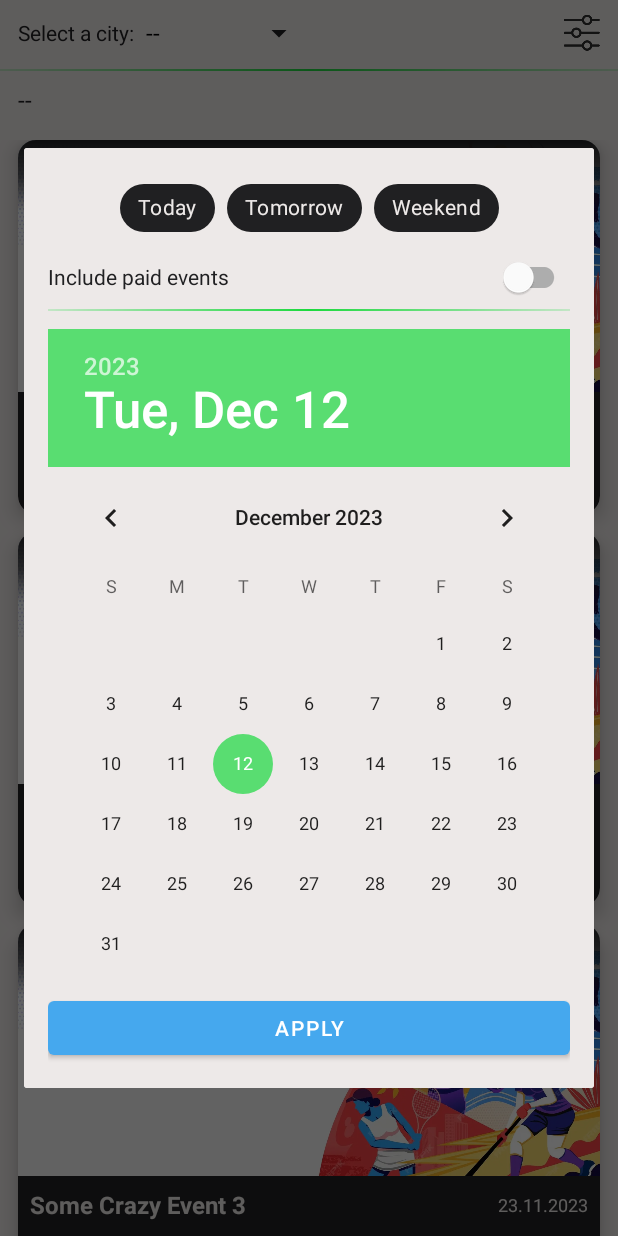
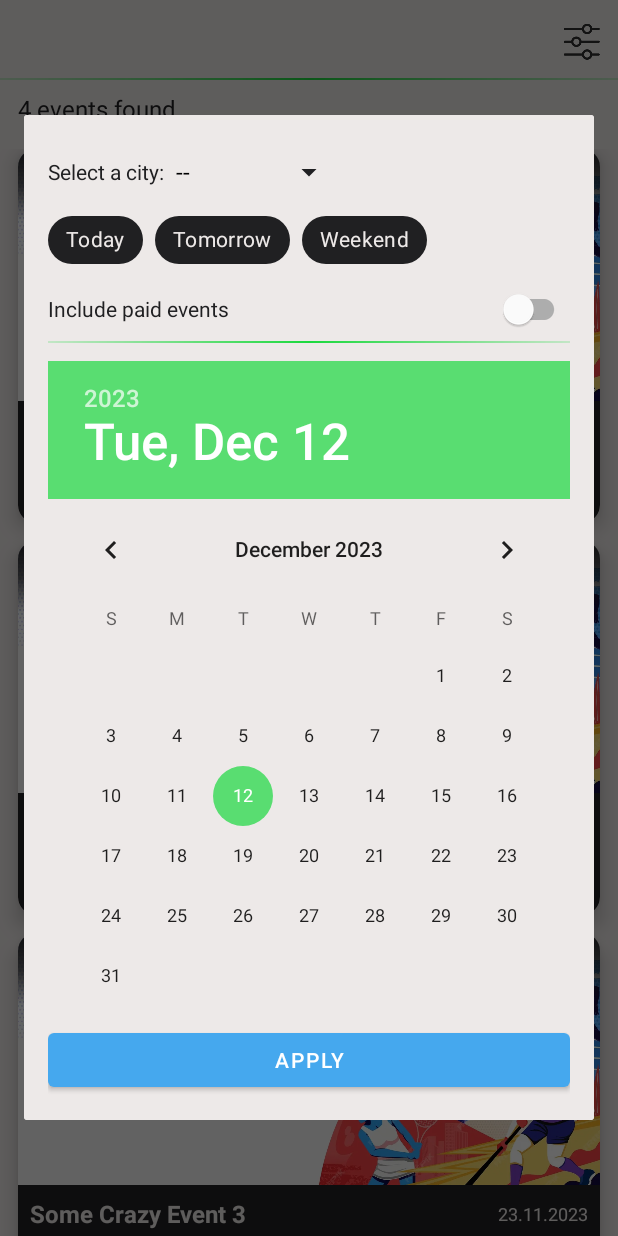
Before and after one commit to asiljan/IstriaEvents, an Android app: the fragment ExploreFragment shown on its own in the app's theme, after a tap on an icon or button, on a phone screen of 412 x 824 dp. Run offline under Robolectric (Android 15) with nearby library versions, the light colour scheme and no system bars; our stand-ins replace Dagger/Hilt's generated code.

Commit message:
Update filter dialog fragment

```diff
--- a/app/src/main/java/com/siljan/istriaevents/ui/explore/ExploreFragment.kt
+++ b/app/src/main/java/com/siljan/istriaevents/ui/explore/ExploreFragment.kt
@@ -1,15 +1,19 @@
 package com.siljan.istriaevents.ui.explore
 
+import android.content.Context
+import android.content.res.ColorStateList
 import android.os.Bundle
 import android.view.LayoutInflater
 import android.view.View
 import android.view.ViewGroup
-import android.widget.AdapterView
-import android.widget.AdapterView.OnItemSelectedListener
-import android.widget.ArrayAdapter
 import android.widget.Toast
+import androidx.constraintlayout.widget.ConstraintLayout
+import androidx.core.content.ContextCompat
+import androidx.core.view.updateLayoutParams
 import androidx.fragment.app.Fragment
 import androidx.lifecycle.ViewModelProvider
+import com.google.android.material.chip.Chip
+import com.google.android.material.chip.ChipDrawable
 import com.siljan.domain.models.Event
 import com.siljan.istriaevents.R
 import com.siljan.istriaevents.common.BaseView
@@ -22,7 +26,7 @@ import com.siljan.istriaevents.ui.models.EventsFilter
 import dagger.hilt.android.AndroidEntryPoint
 
 @AndroidEntryPoint
-class ExploreFragment : Fragment(), OnItemSelectedListener, EventsAdapter.EventItemClick,
+class ExploreFragment : Fragment(), EventsAdapter.EventItemClick,
     FilterEventsDialogFragment.EventsDialogListener, BaseView<EventsIntent, EventsUIState> {
 
     private var _binding: FragmentExploreBinding? = null
@@ -42,8 +46,6 @@ class ExploreFragment : Fragment(), OnItemSelectedListener, EventsAdapter.EventI
 
         viewModel = ViewModelProvider(this)[EventsViewModel::class.java]
 
-        binding.exploreCityFilterSpinner.onItemSelectedListener = this
-
         return binding.root
     }
 
@@ -54,17 +56,15 @@ class ExploreFragment : Fragment(), OnItemSelectedListener, EventsAdapter.EventI
             FilterEventsDialogFragment().show(childFragmentManager, "filter_dialog")
         }
 
-        ArrayAdapter.createFromResource(
-            requireContext(),
-            R.array.explore_cities_input,
-            R.layout.spinner_item
-        ).apply {
-            setDropDownViewResource(R.layout.spinner_dropdown_item)
-            binding.exploreCityFilterSpinner.adapter = this
+        binding.filterEventsClearFilters.setOnClickListener {
+            binding.exploreEventsSelectedFiltersGroup.removeAllViews()
+            binding.exploreCitiesHorizontalDivider.updateLayoutParams<ConstraintLayout.LayoutParams> {
+                topToBottom = binding.filterEventsBtnFilter.id
+            }
+            viewModel.processIntent(EventsIntent.FetchAllEvents)
+            binding.filterEventsBtnFilter.visibility = View.VISIBLE
+            it.visibility = View.GONE
         }
-
-//            binding.exploreCityFilterSpinner.setSelection(0)
-//            binding.exploreCitiesChipsFilterGroup.clearCheck()
 
         binding.exploreEventsList.adapter = exploreEventsAdapter
 
@@ -74,29 +74,31 @@ class ExploreFragment : Fragment(), OnItemSelectedListener, EventsAdapter.EventI
     }
 
     override fun onConfirmClicked(filter: EventsFilter) {
+        if (filter.cityName.isNotEmpty())
+            binding.exploreEventsSelectedFiltersGroup.addView(
+                createChip(
+                    requireContext(),
+                    filter.cityName
+                )
+            )
+
+        binding.exploreEventsSelectedFiltersGroup.addView(
+            createChip(requireContext(), filter.date.value)
+        )
+
+        binding.exploreCitiesHorizontalDivider.updateLayoutParams<ConstraintLayout.LayoutParams> {
+            topToBottom = binding.filterEventsClearFilters.id
+        }
+
+        binding.filterEventsBtnFilter.visibility = View.GONE
+        binding.filterEventsClearFilters.visibility = View.VISIBLE
+
         viewModel.processIntent(EventsIntent.FetchEvents(filter))
     }
 
     override fun onDestroyView() {
         super.onDestroyView()
-        binding.exploreCityFilterSpinner.onItemSelectedListener = null
         _binding = null
-    }
-
-    /**
-     * Spinner callback which triggers when one of the possible entries are selected
-     */
-    override fun onItemSelected(
-        p0: AdapterView<*>?,
-        selectedItemView: View?,
-        position: Int,
-        id: Long
-    ) {
-        //TODO move spinner to the DialogFragment
-//        val citySelected = binding.exploreCityFilterSpinner.selectedItem
-    }
-
-    override fun onNothingSelected(p0: AdapterView<*>?) {
     }
 
     override fun onItemClicked(event: Event) {
@@ -110,16 +112,28 @@ class ExploreFragment : Fragment(), OnItemSelectedListener, EventsAdapter.EventI
     override fun render(state: EventsUIState) {
         when (state) {
             is EventsUIState.EventsFetched -> {
-                binding.exploreIndeterminateBar.visibility = View.GONE
-                exploreEventsAdapter.updateDataSet(state.data)
+                with(binding) {
+                    exploreIndeterminateBar.visibility = View.GONE
+                    exploreCitiesFilterResultsLabel.text = String.format(getString(R.string.events_label_found_events), state.data.size)
+                    exploreEventsAdapter.updateDataSet(state.data)
+                }
             }
 
             EventsUIState.EventsFetching -> binding.exploreIndeterminateBar.visibility =
                 View.VISIBLE
 
             EventsUIState.EventsFetchingError -> {
-                binding.exploreIndeterminateBar.visibility = View.GONE
+                with(binding) {
+                    exploreCitiesFilterResultsLabel.text = "--"
+                    exploreIndeterminateBar.visibility = View.GONE
+                }
             }
         }
     }
+
+    private fun createChip(context: Context, chipName: String): Chip = Chip(context).apply {
+        text = chipName
+        chipBackgroundColor =
+            ColorStateList.valueOf(ContextCompat.getColor(context, R.color.green_secondary))
+    }
 }
--- a/app/src/main/java/com/siljan/istriaevents/ui/explore/FilterEventsDialogFragment.kt
+++ b/app/src/main/java/com/siljan/istriaevents/ui/explore/FilterEventsDialogFragment.kt
@@ -5,6 +5,7 @@ import android.os.Bundle
 import android.view.LayoutInflater
 import android.view.View
 import android.view.ViewGroup
+import android.widget.ArrayAdapter
 import androidx.fragment.app.DialogFragment
 import com.google.android.material.chip.Chip
 import com.google.android.material.datepicker.CalendarConstraints
@@ -48,15 +49,28 @@ class FilterEventsDialogFragment : DialogFragment(R.layout.dialog_filter_events)
             else
                 EventsFilter.DateFilter.getFilter(chipDate)
 
+            var selectedCity = binding.filterEventsCityFilterSpinner.selectedItem.toString()
+            if(selectedCity == "--") selectedCity = ""
 
             listener?.onConfirmClicked(
                 EventsFilter(
                     cityId = "123",
+                    cityName = selectedCity,
                     includePaidEvents = false,
                     date = dateFilter
                 )
             )
             this.dismiss()
+        }
+
+        //TODO custom array adapter for data model class with city name and city ID fetched from the firebase
+        ArrayAdapter.createFromResource(
+            requireContext(),
+            R.array.explore_cities_input,
+            R.layout.spinner_item
+        ).apply {
+            setDropDownViewResource(R.layout.spinner_dropdown_item)
+            binding.filterEventsCityFilterSpinner.adapter = this
         }
     }
 
--- a/app/src/main/java/com/siljan/istriaevents/ui/models/EventsFilter.kt
+++ b/app/src/main/java/com/siljan/istriaevents/ui/models/EventsFilter.kt
@@ -2,6 +2,7 @@ package com.siljan.istriaevents.ui.models
 
 data class EventsFilter(
     val cityId: String,
+    val cityName: String,
     val includePaidEvents: Boolean,
     val date: DateFilter
 ) {
--- a/app/src/main/res/layout/dialog_filter_events.xml
+++ b/app/src/main/res/layout/dialog_filter_events.xml
@@ -6,13 +6,37 @@
     android:background="@color/dirt_white"
     android:padding="@dimen/four_unit">
 
+    <TextView
+        android:id="@+id/filterEventsCityFilerLabel"
+        android:layout_width="wrap_content"
+        android:layout_height="wrap_content"
+        android:layout_marginTop="@dimen/three_unit"
+        android:text="Select a city:"
+        android:textColor="@color/woodsmoke"
+        android:textSize="@dimen/app_text_size_three"
+        app:layout_constraintStart_toStartOf="parent"
+        app:layout_constraintTop_toTopOf="parent" />
+
+    <Spinner
+        android:id="@+id/filterEventsCityFilterSpinner"
+        android:layout_width="wrap_content"
+        android:layout_height="wrap_content"
+        android:layout_marginStart="@dimen/two_unit"
+        android:backgroundTint="@color/woodsmoke"
+        android:prompt="@string/onboarding_gender_list_title"
+        android:spinnerMode="dropdown"
+        app:layout_constraintBottom_toBottomOf="@+id/filterEventsCityFilerLabel"
+        app:layout_constraintStart_toEndOf="@+id/filterEventsCityFilerLabel"
+        app:layout_constraintTop_toTopOf="@+id/filterEventsCityFilerLabel" />
+
     <com.google.android.material.chip.ChipGroup
         android:id="@+id/filterEventsChipsFilterGroup"
-        android:layout_width="wrap_content"
+        android:layout_width="0dp"
         android:layout_height="wrap_content"
+        android:layout_marginTop="@dimen/three_unit"
         app:layout_constraintEnd_toEndOf="parent"
         app:layout_constraintStart_toStartOf="parent"
-        app:layout_constraintTop_toTopOf="parent"
+        app:layout_constraintTop_toBottomOf="@+id/filterEventsCityFilerLabel"
         app:singleLine="true"
         app:singleSelection="true">
 
--- a/app/src/main/res/layout/fragment_explore.xml
+++ b/app/src/main/res/layout/fragment_explore.xml
@@ -7,39 +7,36 @@
     android:background="@color/dirt_white"
     tools:context=".ui.explore.ExploreFragment">
 
-    <TextView
-        android:id="@+id/exploreCityFilerLabel"
-        android:layout_width="wrap_content"
+    <com.google.android.material.chip.ChipGroup
+        android:id="@+id/exploreEventsSelectedFiltersGroup"
+        android:layout_width="0dp"
         android:layout_height="wrap_content"
         android:layout_marginStart="@dimen/three_unit"
-        android:layout_marginTop="@dimen/three_unit"
-        android:text="Select a city:"
-        android:textColor="@color/woodsmoke"
-        android:textSize="@dimen/app_text_size_three"
+        app:layout_constraintBottom_toTopOf="@+id/exploreCitiesHorizontalDivider"
+        app:layout_constraintEnd_toStartOf="@+id/filterEventsBtnFilter"
         app:layout_constraintStart_toStartOf="parent"
         app:layout_constraintTop_toTopOf="parent" />
-
-    <Spinner
-        android:id="@+id/exploreCityFilterSpinner"
-        android:layout_width="wrap_content"
-        android:layout_height="wrap_content"
-        android:layout_marginStart="@dimen/two_unit"
-        android:backgroundTint="@color/woodsmoke"
-        android:prompt="@string/onboarding_gender_list_title"
-        android:spinnerMode="dropdown"
-        app:layout_constraintBottom_toBottomOf="@+id/exploreCityFilerLabel"
-        app:layout_constraintStart_toEndOf="@+id/exploreCityFilerLabel"
-        app:layout_constraintTop_toTopOf="@+id/exploreCityFilerLabel" />
 
     <ImageView
         android:id="@+id/filterEventsBtnFilter"
         android:layout_width="wrap_content"
         android:layout_height="wrap_content"
+        android:layout_marginTop="@dimen/four_unit"
         android:layout_marginEnd="@dimen/three_unit"
         android:src="@drawable/ic_filter"
-        app:layout_constraintBottom_toBottomOf="@+id/exploreCityFilerLabel"
         app:layout_constraintEnd_toEndOf="parent"
-        app:layout_constraintTop_toTopOf="@+id/exploreCityFilerLabel" />
+        app:layout_constraintTop_toTopOf="parent" />
+
+    <ImageView
+        android:id="@+id/filterEventsClearFilters"
+        android:layout_width="wrap_content"
+        android:layout_height="wrap_content"
+        android:layout_marginTop="@dimen/four_unit"
+        android:layout_marginEnd="@dimen/three_unit"
+        android:src="@drawable/ic_clear"
+        android:visibility="gone"
+        app:layout_constraintEnd_toEndOf="parent"
+        app:layout_constraintTop_toTopOf="parent" />
 
     <View
         android:id="@+id/exploreCitiesHorizontalDivider"
@@ -61,19 +58,6 @@
         android:textSize="@dimen/app_text_size_four"
         app:layout_constraintStart_toStartOf="parent"
         app:layout_constraintTop_toBottomOf="@+id/exploreCitiesHorizontalDivider" />
-
-    <!--    <TextView-->
-    <!--        android:id="@+id/exploreCitiesFilterClear"-->
-    <!--        android:layout_width="wrap_content"-->
-    <!--        android:layout_height="wrap_content"-->
-    <!--        android:textSize="@dimen/app_text_size_three"-->
-    <!--        android:layout_marginTop="@dimen/three_unit"-->
-    <!--        android:textColor="@color/woodsmoke"-->
-    <!--        android:textStyle="bold"-->
-    <!--        android:padding="@dimen/three_unit"-->
-    <!--        app:layout_constraintEnd_toEndOf="parent"-->
-    <!--        app:layout_constraintTop_toBottomOf="@+id/exploreCitiesHorizontalDivider"-->
-    <!--        android:text="Clear filter" />-->
 
     <androidx.recyclerview.widget.RecyclerView
         android:id="@+id/exploreEventsList"
--- a/app/src/main/res/values/strings.xml
+++ b/app/src/main/res/values/strings.xml
@@ -39,6 +39,7 @@
         <item>Novigrad</item>
     </array>
 
+    <string name="events_label_found_events">%d events found</string>
     <string name="api_remote_calls_unknown_error">An unknown error occurred. Please try again later.</string>
 
     <!-- TODO: Remove or change this placeholder text -->
```
Also changed, not shown: app/src/main/java/com/siljan/istriaevents/ui/onboarding/LoginFragment.kt (+9 -5 lines), app/src/main/res/drawable-hdpi/ic_clear.png (added), app/src/main/res/drawable-mdpi/ic_clear.png (added), app/src/main/res/drawable-xhdpi/ic_clear.png (added), app/src/main/res/drawable-xxhdpi/ic_clear.png (added), app/src/main/res/drawable-xxxhdpi/ic_clear.png (added).
